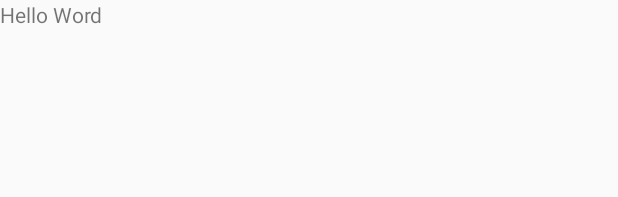
After one commit to jcortesg/android_guide, an Android app: the layout fragment_main.xml on its own in the app's theme, with its tools: preview values and no code run, on a phone screen of 412 x 824 dp. The commit adds this screen. Shown: the top 197 px of the screen. Run offline under Robolectric (Android 15) with nearby library versions, the phone set to English and light mode, and no system bars.

Commit message:
1.01 Create Layout With Fragments

```diff
--- /dev/null
+++ b/app/src/main/res/layout/fragment_main.xml
@@ -0,0 +1,11 @@
+<?xml version="1.0" encoding="utf-8"?>
+<RelativeLayout xmlns:android="http://schemas.android.com/apk/res/android"
+    android:layout_width="match_parent"
+    android:layout_height="match_parent"
+    xmlns:tools="http://schemas.android.com/tools"
+    tools:context=".MainActivity$PlaceholderFragment">
+
+    <TextView android:text="@string/hello_world" android:layout_width="wrap_content"
+        android:layout_height="wrap_content" />
+
+</RelativeLayout>
--- a/app/src/main/res/values/strings.xml
+++ b/app/src/main/res/values/strings.xml
@@ -1,3 +1,4 @@
 <resources>
     <string name="app_name">android_curse</string>
+    <string name="hello_world">Hello Word</string>
 </resources>
```
Also changed, not shown: app/src/main/java/com/example/jhon/android_curse/MainActivity.java (+26 -0 lines), app/src/main/res/layout/activity_main.xml (+5 -13 lines), app/src/main/res/layout/ist_item_forecast.xml (added, +10 -0 lines).
